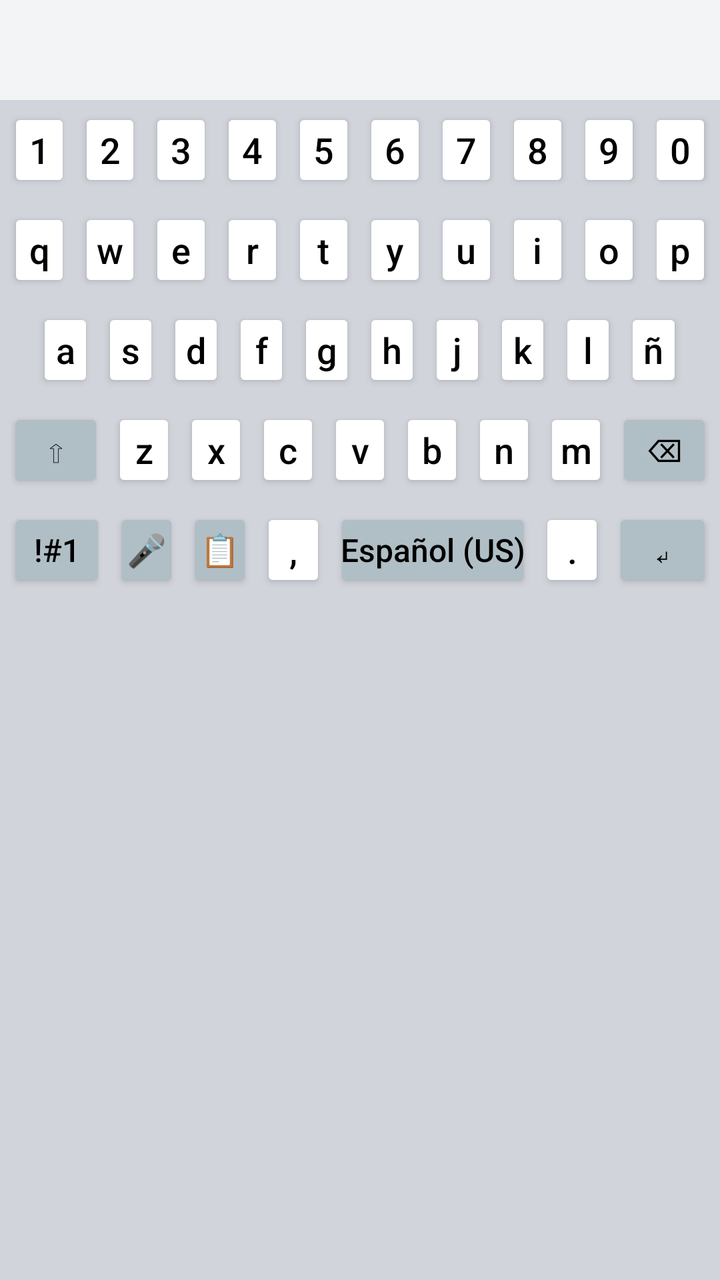
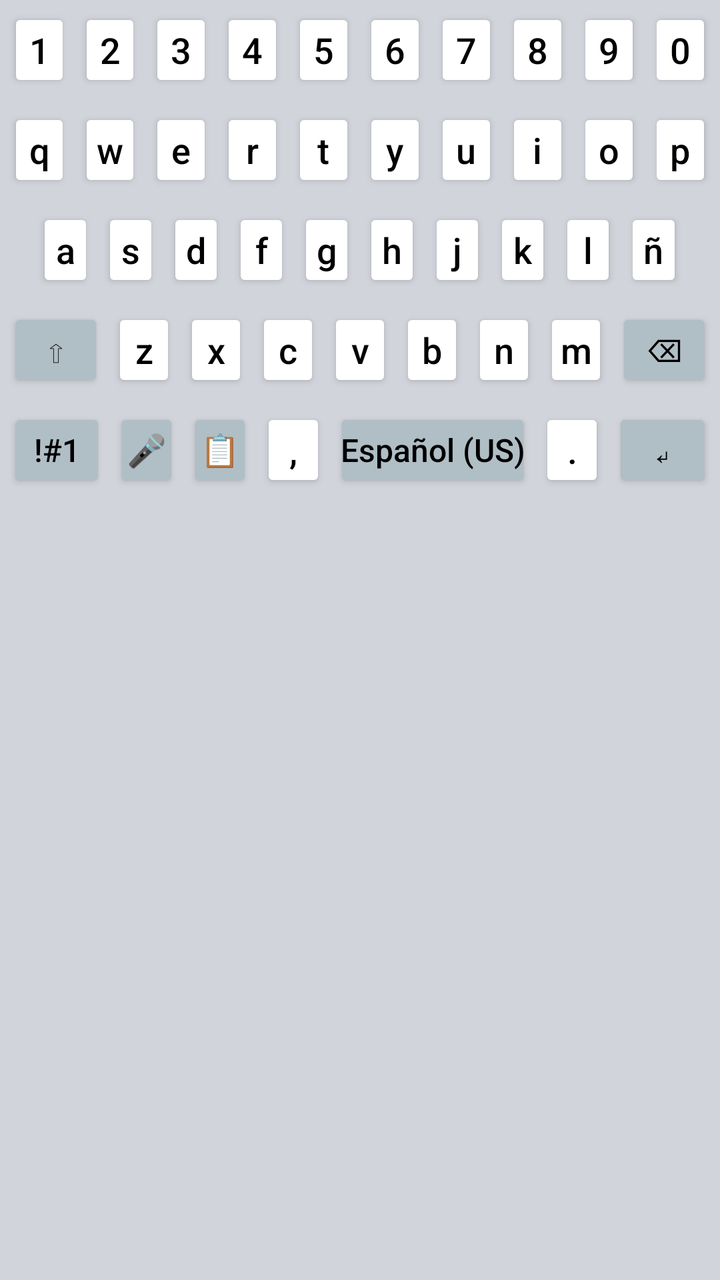

Two renders of the same Android screen: before a commit and after it. Below are the layout's source before the change and the commit's diff.
<!-- AndroidManifest.xml: application theme Theme.AppCompat.Light.DarkActionBar -->
<!-- res/layout/keyboard_layout.xml -->
<?xml version="1.0" encoding="utf-8"?>
<LinearLayout xmlns:android="http://schemas.android.com/apk/res/android"
    android:layout_width="match_parent"
    android:layout_height="wrap_content"
    android:orientation="vertical"
    android:background="#D1D5DB"
    android:paddingBottom="8dp">

    
    <androidx.recyclerview.widget.RecyclerView
        android:id="@+id/keyboard_recycler_view"
        android:layout_width="match_parent"
        android:layout_height="50dp"
        android:background="#F3F4F6"/>

    
    <LinearLayout android:layout_width="match_parent" android:layout_height="50dp" android:orientation="horizontal" android:padding="2dp">
        <Button android:text="1" style="@style/KeyStyle" />
        <Button android:text="2" style="@style/KeyStyle" />
        <Button android:text="3" style="@style/KeyStyle" />
        <Button android:text="4" style="@style/KeyStyle" />
        <Button android:text="5" style="@style/KeyStyle" />
        <Button android:text="6" style="@style/KeyStyle" />
        <Button android:text="7" style="@style/KeyStyle" />
        <Button android:text="8" style="@style/KeyStyle" />
        <Button android:text="9" style="@style/KeyStyle" />
        <Button android:text="0" style="@style/KeyStyle" />
    </LinearLayout>

    <FrameLayout
        android:layout_width="match_parent"
        android:layout_height="wrap_content">

        
        <LinearLayout android:id="@+id/layout_letters" android:layout_width="match_parent" android:layout_height="wrap_content" android:orientation="vertical" android:visibility="visible">
            <LinearLayout android:layout_width="match_parent" android:layout_height="50dp" android:orientation="horizontal" android:padding="2dp">
                <Button android:text="q" style="@style/KeyStyle" />
                <Button android:text="w" style="@style/KeyStyle" />
                <Button android:text="e" style="@style/KeyStyle" />
                <Button android:text="r" style="@style/KeyStyle" />
                <Button android:text="t" style="@style/KeyStyle" />
                <Button android:text="y" style="@style/KeyStyle" />
                <Button android:text="u" style="@style/KeyStyle" />
                <Button android:text="i" style="@style/KeyStyle" />
                <Button android:text="o" style="@style/KeyStyle" />
                <Button android:text="p" style="@style/KeyStyle" />
            </LinearLayout>
            <LinearLayout android:layout_width="match_parent" android:layout_height="50dp" android:orientation="horizontal" android:padding="2dp">
                <View android:layout_width="0dp" android:layout_height="match_parent" android:layout_weight="0.5"/>
                <Button android:text="a" style="@style/KeyStyle" />
                <Button android:text="s" style="@style/KeyStyle" />
                <Button android:text="d" style="@style/KeyStyle" />
                <Button android:text="f" style="@style/KeyStyle" />
                <Button android:text="g" style="@style/KeyStyle" />
                <Button android:text="h" style="@style/KeyStyle" />
                <Button android:text="j" style="@style/KeyStyle" />
                <Button android:text="k" style="@style/KeyStyle" />
                <Button android:text="l" style="@style/KeyStyle" />
                <Button android:text="ñ" style="@style/KeyStyle" />
                <View android:layout_width="0dp" android:layout_height="match_parent" android:layout_weight="0.5"/>
            </LinearLayout>
            <LinearLayout android:layout_width="match_parent" android:layout_height="50dp" android:orientation="horizontal" android:padding="2dp">
                <Button android:tag="SHIFT" android:text="⇧" style="@style/KeyStyleAction" android:layout_weight="1.5" />
                <Button android:text="z" style="@style/KeyStyle" />
                <Button android:text="x" style="@style/KeyStyle" />
                <Button android:text="c" style="@style/KeyStyle" />
                <Button android:text="v" style="@style/KeyStyle" />
                <Button android:text="b" style="@style/KeyStyle" />
                <Button android:text="n" style="@style/KeyStyle" />
                <Button android:text="m" style="@style/KeyStyle" />
                <Button android:tag="DELETE" android:text="⌫" style="@style/KeyStyleAction" android:layout_weight="1.5" />
            </LinearLayout>
            <LinearLayout android:layout_width="match_parent" android:layout_height="50dp" android:orientation="horizontal" android:padding="2dp">
                <Button android:tag="MODE_SYM1" android:text="!#1" style="@style/KeyStyleAction" android:layout_weight="1.5" />
                <Button android:id="@+id/btnMic1" android:tag="MIC" android:text="🎤" style="@style/KeyStyleAction" android:layout_weight="1" />
                <Button android:tag="CLIPBOARD" android:text="📋" style="@style/KeyStyleAction" android:layout_weight="1" />
                <Button android:text="," style="@style/KeyStyle" android:layout_weight="1" />
                <Button android:tag="SPACE" android:text="Español (US)" style="@style/KeyStyleAction" android:layout_weight="3" />
                <Button android:text="." style="@style/KeyStyle" android:layout_weight="1" />
                <Button android:tag="ENTER" android:text="↵" style="@style/KeyStyleAction" android:layout_weight="1.5" />
            </LinearLayout>
        </LinearLayout>

        
        <LinearLayout android:id="@+id/layout_symbols_1" android:layout_width="match_parent" android:layout_height="wrap_content" android:orientation="vertical" android:visibility="gone">
            <LinearLayout android:layout_width="match_parent" android:layout_height="50dp" android:orientation="horizontal" android:padding="2dp">
                <Button android:text="+" style="@style/KeyStyle" />
                <Button android:text="×" style="@style/KeyStyle" />
                <Button android:text="÷" style="@style/KeyStyle" />
                <Button android:text="=" style="@style/KeyStyle" />
                <Button android:text="/" style="@style/KeyStyle" />
                <Button android:text="_" style="@style/KeyStyle" />
                <Button android:text="&lt;" style="@style/KeyStyle" />
                <Button android:text="&gt;" style="@style/KeyStyle" />
                <Button android:text="[" style="@style/KeyStyle" />
                <Button android:text="]" style="@style/KeyStyle" />
            </LinearLayout>
            <LinearLayout android:layout_width="match_parent" android:layout_height="50dp" android:orientation="horizontal" android:padding="2dp">
                <Button android:text="!" style="@style/KeyStyle" />
                <Button android:text="@" style="@style/KeyStyle" />
                <Button android:text="#" style="@style/KeyStyle" />
                <Button android:text="$" style="@style/KeyStyle" />
                <Button android:text="%" style="@style/KeyStyle" />
                <Button android:text="^" style="@style/KeyStyle" />
                <Button android:text="&amp;" style="@style/KeyStyle" />
                <Button android:text="*" style="@style/KeyStyle" />
                <Button android:text="(" style="@style/KeyStyle" />
                <Button android:text=")" style="@style/KeyStyle" />
            </LinearLayout>
            <LinearLayout android:layout_width="match_parent" android:layout_height="50dp" android:orientation="horizontal" android:padding="2dp">
                <Button android:tag="MODE_SYM2" android:text="1/2" style="@style/KeyStyleAction" android:layout_weight="1.5"/>
                <Button android:text="-" style="@style/KeyStyle" />
                <Button android:text="'" style="@style/KeyStyle" />
                <Button android:text="&quot;" style="@style/KeyStyle" />
                <Button android:text=":" style="@style/KeyStyle" />
                <Button android:text=";" style="@style/KeyStyle" />
                <Button android:text="," style="@style/KeyStyle" />
                <Button android:text="?" style="@style/KeyStyle" />
                <Button android:tag="DELETE" android:text="⌫" style="@style/KeyStyleAction" android:layout_weight="1.5" />
            </LinearLayout>
            <LinearLayout android:layout_width="match_parent" android:layout_height="50dp" android:orientation="horizontal" android:padding="2dp">
                <Button android:tag="MODE_LETTERS" android:text="ABC" style="@style/KeyStyleAction" android:layout_weight="1.5" />
                <Button android:id="@+id/btnMic2" android:tag="MIC" android:text="🎤" style="@style/KeyStyleAction" android:layout_weight="1" />
                <Button android:tag="CLIPBOARD" android:text="📋" style="@style/KeyStyleAction" android:layout_weight="1" />
                <Button android:text="," style="@style/KeyStyle" android:layout_weight="1" />
                <Button android:tag="SPACE" android:text="Español (US)" style="@style/KeyStyleAction" android:layout_weight="3" />
                <Button android:text="." style="@style/KeyStyle" android:layout_weight="1" />
                <Button android:tag="ENTER" android:text="↵" style="@style/KeyStyleAction" android:layout_weight="1.5" />
            </LinearLayout>
        </LinearLayout>

        
        <LinearLayout android:id="@+id/layout_symbols_2" android:layout_width="match_parent" android:layout_height="wrap_content" android:orientation="vertical" android:visibility="gone">
            <LinearLayout android:layout_width="match_parent" android:layout_height="50dp" android:orientation="horizontal" android:padding="2dp">
                <Button android:text="`" style="@style/KeyStyle" />
                <Button android:text="~" style="@style/KeyStyle" />
                <Button android:text="\\" style="@style/KeyStyle" />
                <Button android:text="|" style="@style/KeyStyle" />
                <Button android:text="{" style="@style/KeyStyle" />
                <Button android:text="}" style="@style/KeyStyle" />
                <Button android:text="€" style="@style/KeyStyle" />
                <Button android:text="£" style="@style/KeyStyle" />
                <Button android:text="¥" style="@style/KeyStyle" />
                <Button android:text="₩" style="@style/KeyStyle" />
            </LinearLayout>
            <LinearLayout android:layout_width="match_parent" android:layout_height="50dp" android:orientation="horizontal" android:padding="2dp">
                <Button android:text="°" style="@style/KeyStyle" />
                <Button android:text="•" style="@style/KeyStyle" />
                <Button android:text="○" style="@style/KeyStyle" />
                <Button android:text="●" style="@style/KeyStyle" />
                <Button android:text="□" style="@style/KeyStyle" />
                <Button android:text="■" style="@style/KeyStyle" />
                <Button android:text="♤" style="@style/KeyStyle" />
                <Button android:text="♡" style="@style/KeyStyle" />
                <Button android:text="◇" style="@style/KeyStyle" />
                <Button android:text="♧" style="@style/KeyStyle" />
            </LinearLayout>
            <LinearLayout android:layout_width="match_parent" android:layout_height="50dp" android:orientation="horizontal" android:padding="2dp">
                <Button android:tag="MODE_SYM1" android:text="2/2" style="@style/KeyStyleAction" android:layout_weight="1.5"/>
                <Button android:text="☆" style="@style/KeyStyle" />
                <Button android:text="▪" style="@style/KeyStyle" />
                <Button android:text="¤" style="@style/KeyStyle" />
                <Button android:text="《" style="@style/KeyStyle" />
                <Button android:text="》" style="@style/KeyStyle" />
                <Button android:text="¡" style="@style/KeyStyle" />
                <Button android:text="¿" style="@style/KeyStyle" />
                <Button android:tag="DELETE" android:text="⌫" style="@style/KeyStyleAction" android:layout_weight="1.5" />
            </LinearLayout>
            <LinearLayout android:layout_width="match_parent" android:layout_height="50dp" android:orientation="horizontal" android:padding="2dp">
                <Button android:tag="MODE_LETTERS" android:text="ABC" style="@style/KeyStyleAction" android:layout_weight="1.5" />
                <Button android:id="@+id/btnMic3" android:tag="MIC" android:text="🎤" style="@style/KeyStyleAction" android:layout_weight="1" />
                <Button android:tag="CLIPBOARD" android:text="📋" style="@style/KeyStyleAction" android:layout_weight="1" />
                <Button android:text="," style="@style/KeyStyle" android:layout_weight="1" />
                <Button android:tag="SPACE" android:text="Español (US)" style="@style/KeyStyleAction" android:layout_weight="3" />
                <Button android:text="." style="@style/KeyStyle" android:layout_weight="1" />
                <Button android:tag="ENTER" android:text="↵" style="@style/KeyStyleAction" android:layout_weight="1.5" />
            </LinearLayout>
        </LinearLayout>
    </FrameLayout>
</LinearLayout>
<!-- resources referenced by this layout -->
<resources>
  <style name="KeyStyle" parent="Widget.AppCompat.Button">
          <item name="android:layout_width">0dp</item>
          <item name="android:layout_height">match_parent</item>
          <item name="android:layout_weight">1</item>
          <item name="android:layout_margin">2dp</item>
          <item name="android:backgroundTint">#FFFFFF</item>
          <item name="android:textColor">#000000</item>
          <item name="android:textSize">18sp</item>
          <item name="android:textAllCaps">false</item>
          
          
          <item name="android:minWidth">0dp</item>
          <item name="android:minHeight">0dp</item>
          <item name="android:padding">0dp</item>
          <item name="android:insetTop">0dp</item>
          <item name="android:insetBottom">0dp</item>
      </style>
  <style name="KeyStyleAction" parent="KeyStyle">
          <item name="android:backgroundTint">#B0BEC5</item>
          <item name="android:textSize">16sp</item>
      </style>
</resources>

<!-- the commit's change to res/layout/keyboard_layout.xml (unified diff, before → after) -->
@@ -5,13 +5,6 @@
     android:orientation="vertical"
     android:background="#D1D5DB"
     android:paddingBottom="8dp">
-
-    
-    <androidx.recyclerview.widget.RecyclerView
-        android:id="@+id/keyboard_recycler_view"
-        android:layout_width="match_parent"
-        android:layout_height="50dp"
-        android:background="#F3F4F6"/>
 
     
     <LinearLayout android:layout_width="match_parent" android:layout_height="50dp" android:orientation="horizontal" android:padding="2dp">
@@ -176,5 +169,24 @@
                 <Button android:tag="ENTER" android:text="↵" style="@style/KeyStyleAction" android:layout_weight="1.5" />
             </LinearLayout>
         </LinearLayout>
+
+        
+        <LinearLayout android:id="@+id/layout_clipboard" android:layout_width="match_parent" android:layout_height="200dp" android:orientation="vertical" android:visibility="gone" android:background="#ECEFF1">
+            
+            
+            <LinearLayout android:layout_width="match_parent" android:layout_height="40dp" android:orientation="horizontal" android:padding="4dp" android:background="#D1D5DB">
+                <TextView android:layout_width="0dp" android:layout_height="match_parent" android:layout_weight="1" android:text="Tus Textos Anclados" android:textStyle="bold" android:gravity="center_vertical" android:paddingStart="12dp" android:textColor="#000000"/>
+                <Button android:tag="MANAGE_CLIPBOARD" android:text="⚙️ Editar" style="@style/KeyStyleAction" android:layout_width="wrap_content" android:layout_height="match_parent" android:layout_marginEnd="4dp" android:padding="4dp" />
+                <Button android:tag="MODE_LETTERS" android:text="❌ Cerrar" style="@style/KeyStyleAction" android:layout_width="wrap_content" android:layout_height="match_parent" android:padding="4dp" />
+            </LinearLayout>
+
+            
+            <androidx.recyclerview.widget.RecyclerView
+                android:id="@+id/keyboard_recycler_view"
+                android:layout_width="match_parent"
+                android:layout_height="match_parent" 
+                android:padding="4dp"/>
+        </LinearLayout>
+
     </FrameLayout>
 </LinearLayout>
